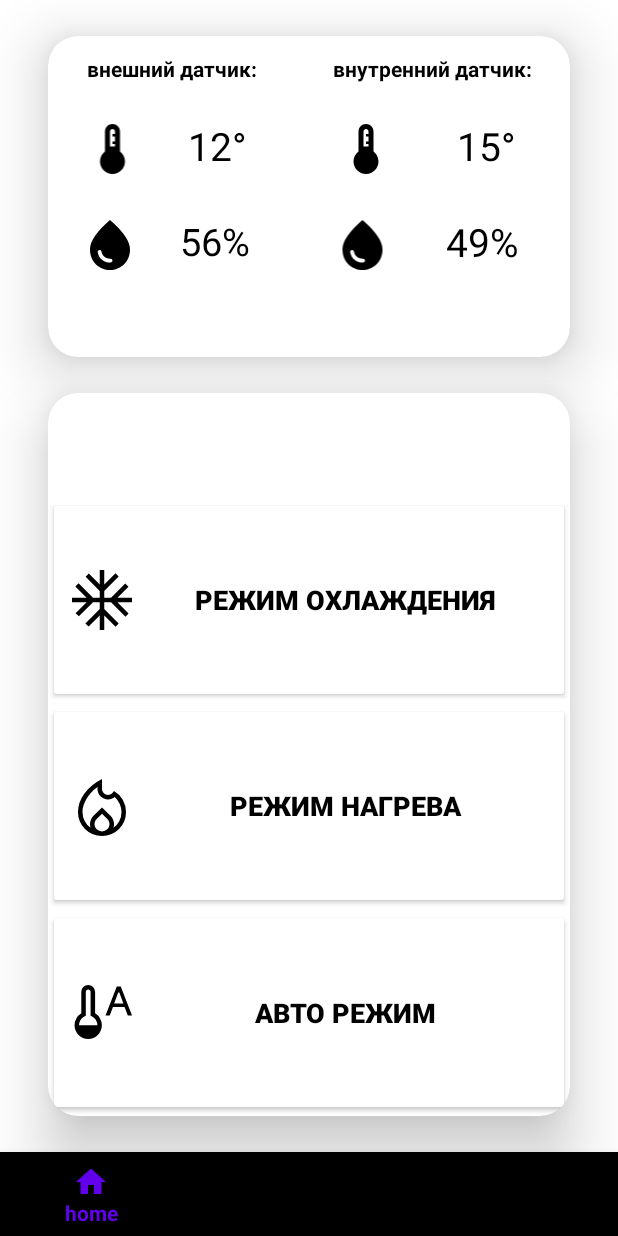
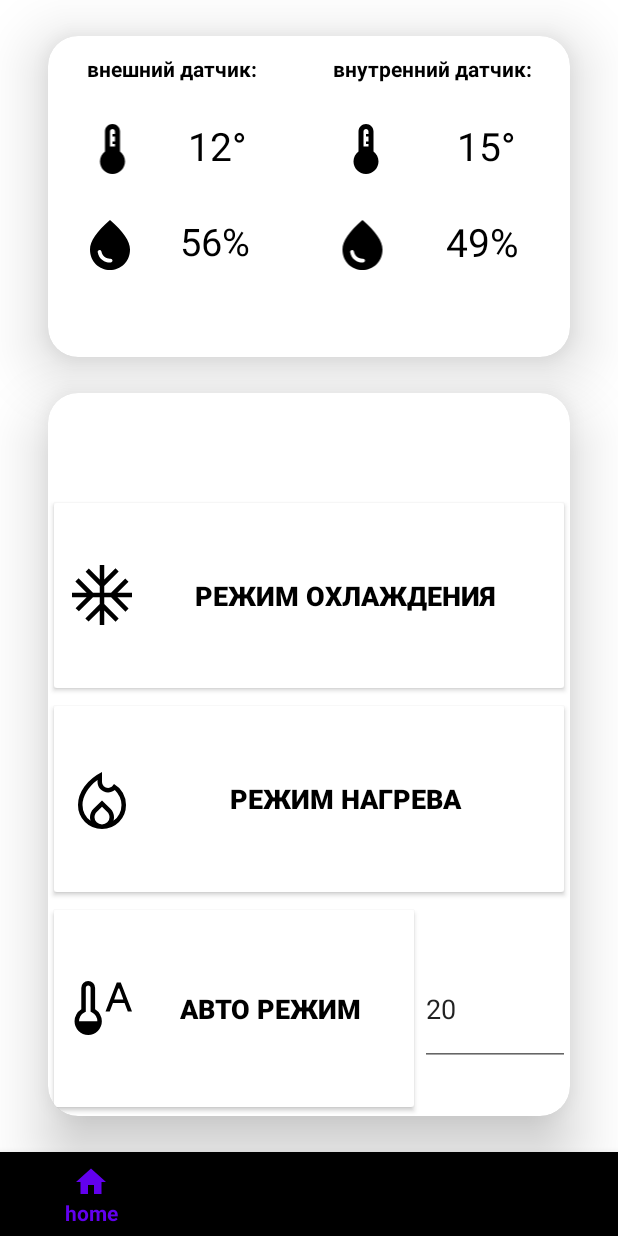
Before and after one commit to yaa-ku/fragment_navigation, an Android app: the fragment HomeFragment placed in its activity, after a tap on "АВТО РЕЖИМ", on a phone screen of 412 x 824 dp. Run offline under Robolectric (Android 15) with nearby library versions, the phone set to English and light mode, and no system bars.

Commit message:
stable version

```diff
--- a/app/src/main/java/com/example/fragment_navigation/HomeFragment.kt
+++ b/app/src/main/java/com/example/fragment_navigation/HomeFragment.kt
@@ -12,6 +12,8 @@ import android.view.LayoutInflater
 import android.view.View
 import android.view.ViewGroup
 import android.widget.Button
+import android.widget.EditText
+import android.widget.TextView
 import android.widget.Toast
 import com.example.fragment_navigation.databinding.FragmentHomeBinding
 import com.google.gson.Gson
@@ -38,6 +40,12 @@ class HomeFragment : Fragment() {
         val view: View = inflater.inflate(R.layout.fragment_home, container, false)
         binding = FragmentHomeBinding.inflate(layoutInflater)
 
+        val OutTemp: TextView = view.findViewById(R.id.OutTemp);
+        val InTemp: TextView = view.findViewById(R.id.InTemp);
+        val OutHum: TextView = view.findViewById(R.id.OutHum);
+        val InHum: TextView = view.findViewById(R.id.InHum);
+        val EditTemperature: EditText = view.findViewById(R.id.editTemperature)
+
         h = object : Handler() {
             override fun handleMessage(msg: Message) {
                 when (msg.what) {
@@ -54,11 +62,10 @@ class HomeFragment : Fragment() {
                             var gson = Gson()
                             data = gson.fromJson(sbprint, Data::class.java)
                             Toast.makeText(context, data.sensor_0[0].toString(),Toast.LENGTH_LONG).show()
-                            binding.InTemp.text = data.sensor_0[0].toString()
-
-                            //binding.InHum.text = data.sensor_0[1].toString()
-                            binding.OutTemp.text = data.sensor_1[0].toString()
-                            binding.OutHum.text = data.sensor_1[1].toString()
+                            InTemp.text = data.sensor_0[0].toString()
+                            InHum.text = data.sensor_0[1].toString()
+                            OutTemp.text = data.sensor_1[0].toString()
+                            OutHum.text = data.sensor_1[1].toString()
                         }
                     }
                 }
@@ -69,18 +76,36 @@ class HomeFragment : Fragment() {
         val button_cold: Button = view.findViewById(R.id.button_cold);
         val gson = Gson()
         button_cold.setOnClickListener{
-            //mConnectedThread!!.write(gson.toJson(Request("set_temp_support", 0, 100)))
-            mConnectedThread!!.write("%{\"type\":\"g_temp_info\"}@")
+            var request = "%"
+            request += gson.toJson(Request("set_temp_support", 0, 100))
+            request += "@"
+            mConnectedThread!!.write(request)
         }
 
         val button_hot: Button = view.findViewById(R.id.button_hot);
         button_hot.setOnClickListener{
-            mConnectedThread!!.write(gson.toJson(Request("set_temp_support", 255, 100)))
+            var request = "%"
+            request += gson.toJson(Request("set_temp_support", 255, 100))
+            request += "@"
+            mConnectedThread!!.write(request)
         }
 
         val button_auto: Button = view.findViewById(R.id.button_auto);
         button_auto.setOnClickListener{
-            mConnectedThread!!.write(gson.toJson(Request("set_temp_support", 0, 100)))
+            try {
+                var request = "%"
+                request += gson.toJson(
+                    Request(
+                        "set_temp_support",
+                        EditTemperature.text.toString().toInt(),
+                        100
+                    )
+                )
+                request += "@"
+                mConnectedThread!!.write(request)
+            }catch(e: java.lang.Exception){
+                Toast.makeText(context, "Некорректное значение", Toast.LENGTH_SHORT).show()
+            }
         }
 
 
--- a/app/src/main/res/layout/fragment_home.xml
+++ b/app/src/main/res/layout/fragment_home.xml
@@ -231,12 +231,18 @@
                     >
                 </Button>
 
+                <LinearLayout
+                    android:layout_width="match_parent"
+                    android:layout_height="wrap_content"
+                    android:layout_weight="0.25"
+                    android:orientation="horizontal">
+
                     <Button
                         android:backgroundTint="@color/white"
                         android:id="@+id/button_auto"
                         android:layout_width="match_parent"
-                    android:layout_height="wrap_content"
-                    android:layout_weight="0.25"
+                        android:layout_height="match_parent"
+                        android:layout_weight="0.75"
                         android:text="АВТО РЕЖИМ"
                         android:textColor="@color/black"
                         android:textSize="18sp"
@@ -244,6 +250,16 @@
                         android:drawableLeft="@drawable/ic_auto"
                         ></Button>
 
+                    <EditText
+                        android:id="@+id/editTemperature"
+                        android:layout_width="100dp"
+                        android:layout_height="75dp"
+                        android:inputType="numberDecimal"
+                        android:text="20">
+                    </EditText>
+
+                </LinearLayout>
+
             </LinearLayout>
 
         </androidx.cardview.widget.CardView>
```
Lines whose indentation alone changed are shown as unchanged.
